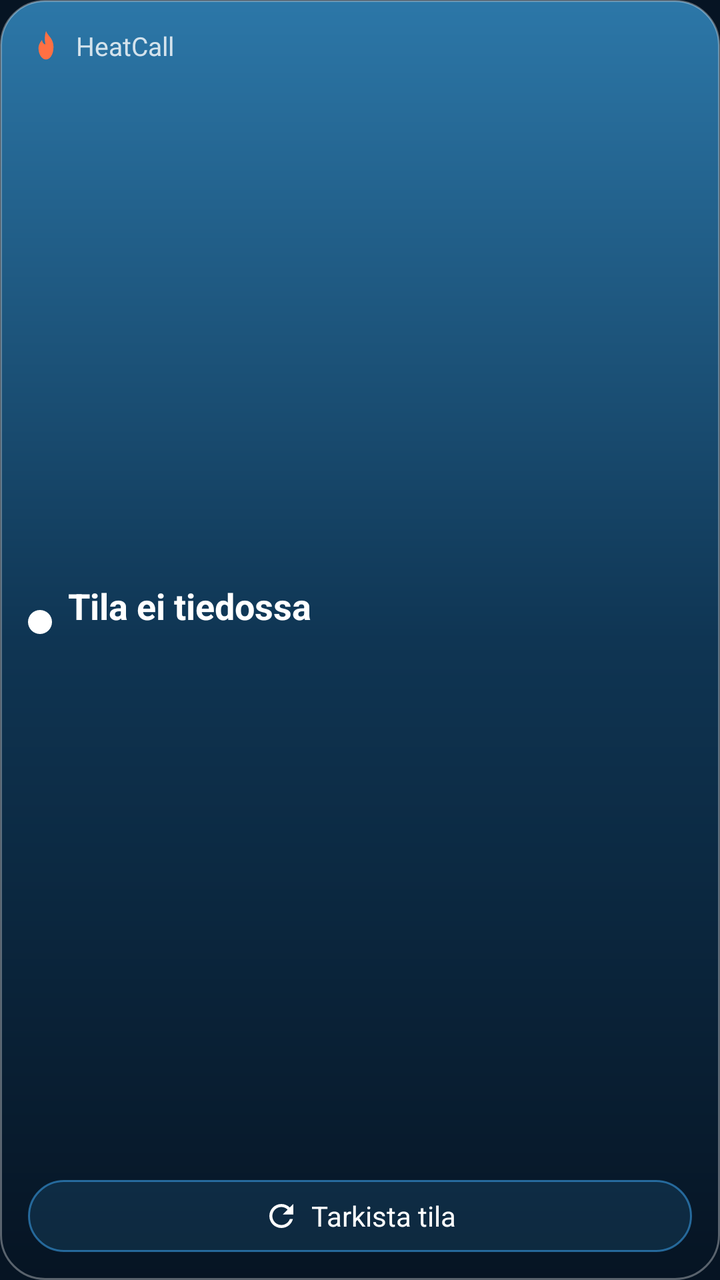
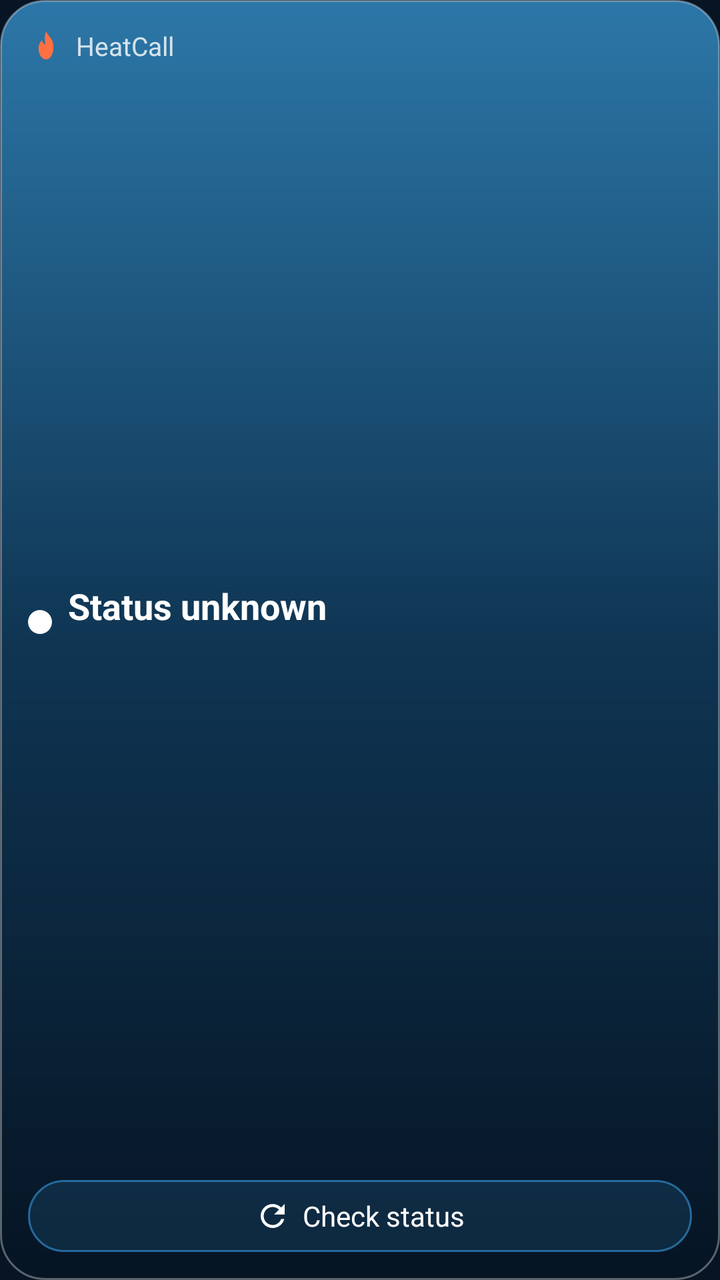

An Android layout rendered at two revisions. The XML below is the earlier revision; the diff shows what the commit changed to produce the second picture.
<!-- AndroidManifest.xml: application theme Theme.HeatCall -->
<!-- res/layout/widget_status.xml -->
<?xml version="1.0" encoding="utf-8"?>
<LinearLayout xmlns:android="http://schemas.android.com/apk/res/android"
    android:id="@+id/widget_root"
    android:layout_width="match_parent"
    android:layout_height="match_parent"
    android:background="@drawable/widget_bg"
    android:orientation="vertical"
    android:padding="14dp">

    <LinearLayout
        android:layout_width="match_parent"
        android:layout_height="wrap_content"
        android:gravity="center_vertical"
        android:orientation="horizontal">

        <ImageView
            android:layout_width="18dp"
            android:layout_height="18dp"
            android:contentDescription="@null"
            android:src="@drawable/ic_stat_flame"
            android:tint="#FFFF7043" />

        <TextView
            android:id="@+id/widget_title"
            android:layout_width="0dp"
            android:layout_height="wrap_content"
            android:layout_marginStart="6dp"
            android:layout_weight="1"
            android:ellipsize="end"
            android:maxLines="1"
            android:text="@string/app_name"
            android:textColor="#CCFFFFFF"
            android:textSize="13sp" />
    </LinearLayout>

    <LinearLayout
        android:layout_width="match_parent"
        android:layout_height="0dp"
        android:layout_weight="1"
        android:gravity="center_vertical"
        android:orientation="horizontal">

        <ImageView
            android:id="@+id/widget_dot"
            android:layout_width="12dp"
            android:layout_height="12dp"
            android:contentDescription="@null"
            android:src="@drawable/widget_dot" />

        <LinearLayout
            android:layout_width="0dp"
            android:layout_height="wrap_content"
            android:layout_marginStart="8dp"
            android:layout_weight="1"
            android:orientation="vertical">

            <TextView
                android:id="@+id/widget_status"
                android:layout_width="wrap_content"
                android:layout_height="wrap_content"
                android:maxLines="1"
                android:text="Tila ei tiedossa"
                android:textColor="#FFFFFFFF"
                android:textSize="18sp"
                android:textStyle="bold" />

            <TextView
                android:id="@+id/widget_sub"
                android:layout_width="wrap_content"
                android:layout_height="wrap_content"
                android:maxLines="2"
                android:textColor="#FFB8C4D3"
                android:textSize="12sp" />
        </LinearLayout>
    </LinearLayout>

    <LinearLayout
        android:id="@+id/widget_check"
        android:layout_width="match_parent"
        android:layout_height="36dp"
        android:background="@drawable/widget_button_bg"
        android:gravity="center"
        android:orientation="horizontal">

        <ImageView
            android:id="@+id/widget_refresh_icon"
            android:layout_width="18dp"
            android:layout_height="18dp"
            android:contentDescription="@null"
            android:src="@drawable/ic_refresh" />

        <ProgressBar
            android:id="@+id/widget_progress"
            style="?android:attr/progressBarStyleSmall"
            android:layout_width="18dp"
            android:layout_height="18dp"
            android:indeterminate="true"
            android:indeterminateTint="#FFFFFFFF"
            android:visibility="gone" />

        <TextView
            android:id="@+id/widget_check_text"
            android:layout_width="wrap_content"
            android:layout_height="wrap_content"
            android:layout_marginStart="6dp"
            android:text="Tarkista tila"
            android:textColor="#FFFFFFFF"
            android:textSize="14sp" />
    </LinearLayout>
</LinearLayout>
<!-- resources referenced by this layout -->
<resources>
  <!-- drawable ic_refresh (drawable) -->
  <?xml version="1.0" encoding="utf-8"?>
  <vector xmlns:android="http://schemas.android.com/apk/res/android"
      android:width="24dp"
      android:height="24dp"
      android:viewportWidth="24"
      android:viewportHeight="24">
      <path
          android:fillColor="#FFFFFFFF"
          android:pathData="M17.65,6.35C16.2,4.9 14.21,4 12,4c-4.42,0 -7.99,3.58 -7.99,8s3.57,8 7.99,8c3.73,0 6.84,-2.55 7.73,-6h-2.08c-0.82,2.33 -3.04,4 -5.65,4 -3.31,0 -6,-2.69 -6,-6s2.69,-6 6,-6c1.66,0 3.14,0.69 4.22,1.78L13,11h7V4l-2.35,2.35z" />
  </vector>
  <!-- drawable ic_stat_flame (drawable) -->
  <?xml version="1.0" encoding="utf-8"?>
  <vector xmlns:android="http://schemas.android.com/apk/res/android"
      android:width="24dp"
      android:height="24dp"
      android:viewportWidth="24"
      android:viewportHeight="24">
      <path
          android:fillColor="#FFFFFFFF"
          android:pathData="M12,2C13,5 17,7 17,12.5C17,17.5 14.8,21 12,21C9.2,21 7,17.5 7,13.5C7,11 8.3,9.3 9.3,8C9.6,9.8 10.6,10.8 11.6,11C11,8 11,5 12,2Z" />
  </vector>
  <!-- drawable widget_bg (drawable) -->
  <?xml version="1.0" encoding="utf-8"?>
  <shape xmlns:android="http://schemas.android.com/apk/res/android" android:shape="rectangle">
      <gradient
          android:angle="300"
          android:startColor="#FF2C77A8"
          android:centerColor="#FF0F3553"
          android:endColor="#FF061423" />
      <corners android:radius="22dp" />
      <stroke android:width="1dp" android:color="#55FFFFFF" />
  </shape>
  <!-- drawable widget_button_bg (drawable) -->
  <?xml version="1.0" encoding="utf-8"?>
  <shape xmlns:android="http://schemas.android.com/apk/res/android" android:shape="rectangle">
      <solid android:color="#332C77A8" />
      <corners android:radius="18dp" />
      <stroke android:width="1dp" android:color="#883FA9F5" />
  </shape>
  <!-- drawable widget_dot (drawable) -->
  <?xml version="1.0" encoding="utf-8"?>
  <shape xmlns:android="http://schemas.android.com/apk/res/android" android:shape="oval">
      <solid android:color="#FFFFFFFF" />
      <size android:width="12dp" android:height="12dp" />
  </shape>
  <string name="app_name">HeatCall</string>
  <style name="Theme.HeatCall" parent="android:Theme.Material.NoActionBar">
          <item name="android:windowBackground">@color/splash_bg</item>
          <item name="android:statusBarColor">@android:color/transparent</item>
          <item name="android:navigationBarColor">@android:color/transparent</item>
      </style>
  <color name="splash_bg">#FF061423</color>
</resources>

<!-- the commit's change to res/layout/widget_status.xml (unified diff, before → after) -->
@@ -59,7 +59,7 @@
                 android:layout_width="wrap_content"
                 android:layout_height="wrap_content"
                 android:maxLines="1"
-                android:text="Tila ei tiedossa"
+                android:text="@string/widget_status_unknown"
                 android:textColor="#FFFFFFFF"
                 android:textSize="18sp"
                 android:textStyle="bold" />
@@ -103,7 +103,7 @@
             android:layout_width="wrap_content"
             android:layout_height="wrap_content"
             android:layout_marginStart="6dp"
-            android:text="Tarkista tila"
+            android:text="@string/widget_check"
             android:textColor="#FFFFFFFF"
             android:textSize="14sp" />
     </LinearLayout>
<!-- resource entries referenced after the edit -->
@@ -47,6 +47,8 @@
       <size android:width="12dp" android:height="12dp" />
   </shape>
   <string name="app_name">HeatCall</string>
+  <string name="widget_check">Check status</string>
+  <string name="widget_status_unknown">Status unknown</string>
   <style name="Theme.HeatCall" parent="android:Theme.Material.NoActionBar">
           <item name="android:windowBackground">@color/splash_bg</item>
           <item name="android:statusBarColor">@android:color/transparent</item>
